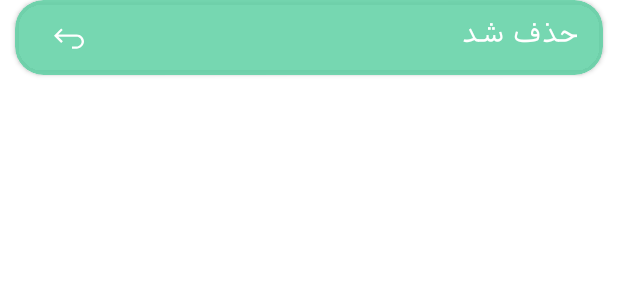
After one commit to rozhiak/TODOApp, an Android app: the layout snack_bar.xml on its own in the app's theme, with its tools: preview values and no code run, on a phone screen of 412 x 824 dp. The commit adds this screen. Shown: the top 300 px of the screen. Run offline under Robolectric (Android 15) with nearby library versions, the phone set to English and light mode, and no system bars.

Commit message:
Deleted snack bar.

```diff
--- /dev/null
+++ b/app/src/main/res/drawable/ic_undo.xml
@@ -0,0 +1,9 @@
+<vector xmlns:android="http://schemas.android.com/apk/res/android"
+    android:width="24dp"
+    android:height="24dp"
+    android:viewportWidth="24"
+    android:viewportHeight="24">
+  <path
+      android:fillColor="#FF000000"
+      android:pathData="M17.2,11.2c1.8,0 3.2,1.7 3.2,3.3c0,1.5 -1.5,3.2 -3.2,3.2H14v1.5h3.2c2.2,0 4.8,-2.3 4.8,-4.8s-2,-4.8 -4.8,-4.8H4.8l3,-3L6.8,5.7L2,10.5l4.8,4.8l1.1,-1.1l-3,-3H17.2z"/>
+</vector>
--- a/app/src/main/res/layout/activity_main.xml
+++ b/app/src/main/res/layout/activity_main.xml
@@ -30,7 +30,6 @@
                     android:layout_marginBottom="35dp"
                     android:fontFamily="@font/ordibehesht"
                     android:layoutDirection="ltr"
-                    android:text="چهارشنبه"
                     android:textColor="#FFFFFF"
                     android:layout_marginStart="8dp"
                     android:textSize="20sp"
@@ -47,7 +46,6 @@
                     android:layout_marginStart="8dp"
                     android:fontFamily="@font/ordibehesht"
                     android:layoutDirection="ltr"
-                    android:text="٢٣"
                     android:textColor="@color/urgent_red"
                     android:textSize="25sp"
                     app:layout_constraintBottom_toBottomOf="parent"
@@ -61,7 +59,6 @@
                     android:layout_marginStart="8dp"
                     android:fontFamily="@font/ordibehesht"
                     android:layoutDirection="ltr"
-                    android:text="خرداد"
                     android:textColor="#FFFFFF"
                     android:textSize="20sp"
                     app:layout_constraintBottom_toBottomOf="@id/day_of_month"
@@ -112,6 +109,8 @@
 
         <com.google.android.material.floatingactionbutton.FloatingActionButton
             android:id="@+id/fab"
+            android:layout_gravity="bottom|center_horizontal"
+            app:layout_behavior=".utils.Utilities$MoveUpwardBehavior"
             android:layout_width="wrap_content"
             android:layout_height="wrap_content"
             android:layout_margin="36dp"
--- a/app/src/main/res/layout/fragment_edit_task_bottom_sheet.xml
+++ b/app/src/main/res/layout/fragment_edit_task_bottom_sheet.xml
@@ -1,5 +1,6 @@
 <?xml version="1.0" encoding="utf-8"?>
 <androidx.constraintlayout.widget.ConstraintLayout
+    android:layoutDirection="ltr"
     xmlns:tools="http://schemas.android.com/tools"
     android:background="@drawable/bottom_sheet_background"
     xmlns:android="http://schemas.android.com/apk/res/android"
--- /dev/null
+++ b/app/src/main/res/layout/snack_bar.xml
@@ -0,0 +1,43 @@
+<?xml version="1.0" encoding="utf-8"?>
+<androidx.cardview.widget.CardView
+    android:layoutDirection="ltr"
+    android:layout_marginHorizontal="10dp"
+    android:backgroundTint="#D75DD0A3"
+    app:cardCornerRadius="19dp"
+    xmlns:android="http://schemas.android.com/apk/res/android"
+    android:layout_width="match_parent"
+    android:layout_height="50dp"
+    xmlns:app="http://schemas.android.com/apk/res-auto">
+
+    <androidx.constraintlayout.widget.ConstraintLayout
+        android:layout_width="match_parent"
+        android:layout_height="match_parent">
+
+        <androidx.appcompat.widget.AppCompatTextView
+            android:layout_width="wrap_content"
+            android:layout_height="wrap_content"
+            android:layout_marginEnd="16dp"
+            android:textColor="@color/white"
+            android:textSize="18sp"
+            android:fontFamily="@font/iranian_ans"
+            android:text="حذف شد"
+            app:layout_constraintBottom_toBottomOf="parent"
+            app:layout_constraintEnd_toEndOf="parent"
+            app:layout_constraintTop_toTopOf="parent" />
+
+        <androidx.appcompat.widget.AppCompatImageView
+            android:padding="8dp"
+            android:fontFamily="@font/iranian_ans"
+            app:srcCompat="@drawable/ic_undo"
+            android:id="@+id/undo"
+            android:layout_width="wrap_content"
+            android:layout_height="wrap_content"
+            android:layout_marginStart="16dp"
+            android:tint="@color/white"
+            app:layout_constraintBottom_toBottomOf="parent"
+            app:layout_constraintStart_toStartOf="parent"
+            app:layout_constraintTop_toTopOf="parent" />
+
+    </androidx.constraintlayout.widget.ConstraintLayout>
+
+</androidx.cardview.widget.CardView>
```
Also changed, not shown: app/src/main/java/com/rmblack/todoapp/fragments/PrivateTasksFragment.kt (+28 -10 lines), app/src/main/java/com/rmblack/todoapp/utils/Utilities.kt (added, +65 -0 lines).
